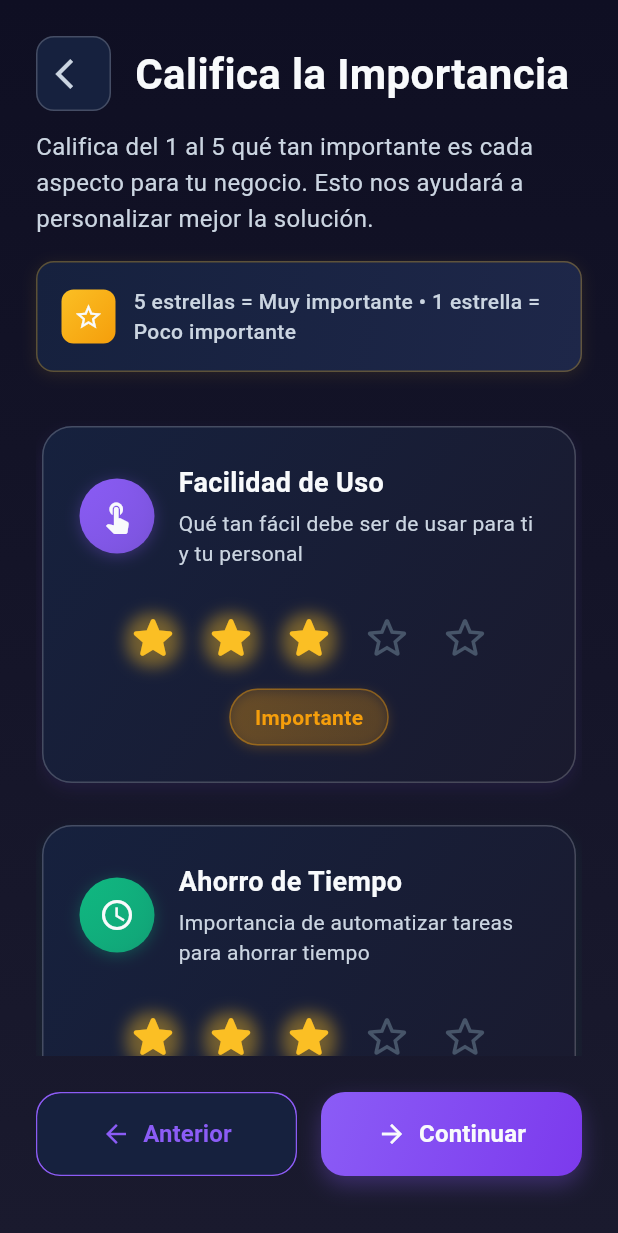
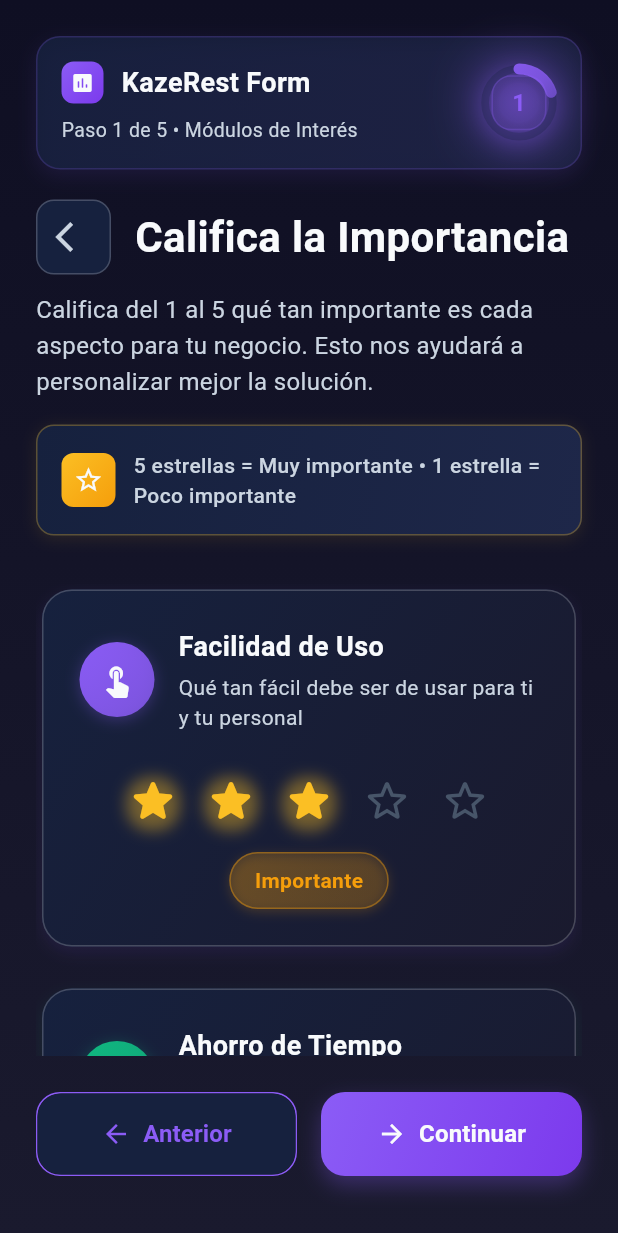
Before and after one commit to MarlonMorales232409/kazerest_form_flutter, a Flutter app: the CalificationsView screen opened directly, on a phone screen of 412 x 824 dp. Shown: the top 1233 px of the screen. Run offline on Flutter 3.47's test engine with Material 3 defaults, Android fonts, the phone set to English and light mode, and no system bars; drawn by our look-alikes of percent_indicator; our stand-ins replace cloud_firestore, firebase_core, freezed_annotation, get; accounts and stored records are empty; Roboto replaces fonts that are missing (System).

Commit message:
progress indicator looks cool in all screens

```diff
--- a/lib/view/questionnaire/califications_view.dart
+++ b/lib/view/questionnaire/califications_view.dart
@@ -4,6 +4,7 @@ import 'package:kazerest_form/controller/questionnaire_controller.dart';
 import 'package:kazerest_form/db_local/db_local.dart';
 import 'package:kazerest_form/view/widgets/custom_button.dart';
 import 'package:kazerest_form/config/dark_theme.dart';
+import 'package:kazerest_form/view/questionnaire/circular_progress_widget.dart';
 
 class CalificationsView extends StatelessWidget {
   final QuestionnaireController controller = Get.find<QuestionnaireController>();
@@ -44,6 +45,7 @@ class CalificationsView extends StatelessWidget {
       child: Column(
         crossAxisAlignment: CrossAxisAlignment.start,
         children: [
+          const MobileProgressHeader(),
           _buildHeader(),
           const SizedBox(height: 32),
           Expanded(
--- a/lib/view/questionnaire/categories_importance_view.dart
+++ b/lib/view/questionnaire/categories_importance_view.dart
@@ -4,6 +4,7 @@ import 'package:kazerest_form/controller/questionnaire_controller.dart';
 import 'package:kazerest_form/db_local/db_local.dart';
 import 'package:kazerest_form/view/widgets/custom_button.dart';
 import 'package:kazerest_form/config/dark_theme.dart';
+import 'package:kazerest_form/view/questionnaire/circular_progress_widget.dart';
 
 class CategoriesImportanceView extends StatelessWidget {
   final QuestionnaireController controller = Get.find<QuestionnaireController>();
@@ -44,6 +45,7 @@ class CategoriesImportanceView extends StatelessWidget {
       child: Column(
         crossAxisAlignment: CrossAxisAlignment.start,
         children: [
+          const MobileProgressHeader(),
           _buildHeader(),
           const SizedBox(height: 32),
           Expanded(
--- a/lib/view/questionnaire/circular_progress_widget.dart
+++ b/lib/view/questionnaire/circular_progress_widget.dart
@@ -355,8 +355,15 @@ class PositionedCircularProgress extends StatelessWidget {
 
     final isDesktop = screenWidth > 1024;
     final isTablet = screenWidth > 768 && screenWidth <= 1024;
+    final isMobile = screenWidth <= 768;
 
-    // Responsive sizing with safe area considerations
+    // On mobile, don't show the overlapping progress indicator
+    // Instead, we'll integrate it into the layout
+    if (isMobile) {
+      return const SizedBox.shrink();
+    }
+
+    // Responsive sizing with safe area considerations for tablet and desktop
     double size = 70.0;
     double topOffset = 20.0 + padding.top;
     double rightOffset = 20.0;
@@ -386,3 +393,152 @@ class PositionedCircularProgress extends StatelessWidget {
     );
   }
 }
+
+// New widget for integrated mobile progress
+class MobileProgressHeader extends StatelessWidget {
+  final bool showOnFinishScreen;
+
+  const MobileProgressHeader({
+    super.key,
+    this.showOnFinishScreen = false,
+  });
+
+  @override
+  Widget build(BuildContext context) {
+    final screenWidth = MediaQuery.of(context).size.width;
+    final isMobile = screenWidth <= 768;
+
+    // Only show on mobile devices
+    if (!isMobile) {
+      return const SizedBox.shrink();
+    }
+
+    return Container(
+      margin: const EdgeInsets.only(bottom: 20),
+      padding: const EdgeInsets.all(16),
+      decoration: BoxDecoration(
+        gradient: LinearGradient(
+          begin: Alignment.topLeft,
+          end: Alignment.bottomRight,
+          colors: [
+            DarkTheme.backgroundCard.withOpacity(0.8),
+            DarkTheme.backgroundCardElevated.withOpacity(0.6),
+          ],
+        ),
+        borderRadius: BorderRadius.circular(16),
+        border: Border.all(
+          color: DarkTheme.primaryPurple.withOpacity(0.2),
+          width: 1,
+        ),
+        boxShadow: [
+          BoxShadow(
+            color: DarkTheme.primaryPurple.withOpacity(0.1),
+            blurRadius: 10,
+            offset: const Offset(0, 4),
+          ),
+        ],
+      ),
+      child: Row(
+        children: [
+          // App title/step info
+          Expanded(
+            child: Column(
+              crossAxisAlignment: CrossAxisAlignment.start,
+              children: [
+                Row(
+                  children: [
+                    Container(
+                      padding: const EdgeInsets.all(6),
+                      decoration: BoxDecoration(
+                        gradient: DarkTheme.primaryGradient,
+                        borderRadius: BorderRadius.circular(8),
+                      ),
+                      child: const Icon(
+                        Icons.assessment_rounded,
+                        color: DarkTheme.textPrimary,
+                        size: 16,
+                      ),
+                    ),
+                    const SizedBox(width: 12),
+                    const Text(
+                      'KazeRest Form',
+                      style: TextStyle(
+                        fontSize: 18,
+                        fontWeight: FontWeight.bold,
+                        color: DarkTheme.textPrimary,
+                      ),
+                    ),
+                  ],
+                ),
+                if (!showOnFinishScreen) ...[
+                  const SizedBox(height: 8),
+                  _buildStepInfo(),
+                ] else ...[
+                  const SizedBox(height: 4),
+                  const Text(
+                    'Evaluación Completada',
+                    style: TextStyle(
+                      fontSize: 14,
+                      color: DarkTheme.accentGreen,
+                      fontWeight: FontWeight.w500,
+                    ),
+                  ),
+                ],
+              ],
+            ),
+          ),
+          const SizedBox(width: 16),
+          // Compact progress indicator
+          CircularProgressWidget(
+            size: 50,
+            showOnFinishScreen: showOnFinishScreen,
+          ),
+        ],
+      ),
+    );
+  }
+
+  Widget _buildStepInfo() {
+    if (!Get.isRegistered<QuestionnaireController>()) {
+      return const Text(
+        'Paso 1 de 5 • Evaluando producto',
+        style: TextStyle(
+          fontSize: 13,
+          color: DarkTheme.textSecondary,
+        ),
+      );
+    }
+
+    final controller = Get.find<QuestionnaireController>();
+
+    return Obx(() {
+      final currentStep = controller.currentStep.value;
+      String stepName = _getStepName(currentStep);
+
+      return Text(
+        'Paso ${currentStep + 1} de 5 • $stepName',
+        style: const TextStyle(
+          fontSize: 13,
+          color: DarkTheme.textSecondary,
+        ),
+      );
+    });
+  }
+
+  String _getStepName(int step) {
+    switch (step) {
+      case 0:
+        return 'Módulos de Interés';
+      case 1:
+        return 'Prioridad de Módulos';
+      case 2:
+        return 'Calificaciones';
+      case 3:
+        return 'Importancia de Categorías';
+      case 4:
+        return 'Datos del Usuario';
+      default:
+        return 'Evaluando producto';
+    }
+  }
+}
--- a/lib/view/questionnaire/finish_screen_view.dart
+++ b/lib/view/questionnaire/finish_screen_view.dart
@@ -47,6 +47,7 @@ class FinishScreenView extends StatelessWidget {
       padding: const EdgeInsets.all(24.0),
       child: Column(
         children: [
+          const MobileProgressHeader(showOnFinishScreen: true),
           Expanded(
             child: _buildContent(),
           ),
--- a/lib/view/questionnaire/interest_cards_view.dart
+++ b/lib/view/questionnaire/interest_cards_view.dart
@@ -5,6 +5,7 @@ import 'package:kazerest_form/controller/questionnaire_controller.dart';
 import 'package:kazerest_form/model/model.dart';
 import 'package:kazerest_form/db_local/db_local.dart';
 import 'package:kazerest_form/config/dark_theme.dart';
+import 'package:kazerest_form/view/questionnaire/circular_progress_widget.dart';
 
 class InterestCardsView extends StatelessWidget {
   final QuestionnaireController controller = Get.find<QuestionnaireController>();
@@ -45,6 +46,7 @@ class InterestCardsView extends StatelessWidget {
       child: Column(
         crossAxisAlignment: CrossAxisAlignment.start,
         children: [
+          const MobileProgressHeader(),
           _buildHeader(),
           const SizedBox(height: 32),
           Expanded(
--- a/lib/view/questionnaire/priority_ordering_view.dart
+++ b/lib/view/questionnaire/priority_ordering_view.dart
@@ -4,6 +4,7 @@ import 'package:kazerest_form/controller/questionnaire_controller.dart';
 import 'package:kazerest_form/model/model.dart';
 import 'package:kazerest_form/view/widgets/custom_button.dart';
 import 'package:kazerest_form/config/dark_theme.dart';
+import 'package:kazerest_form/view/questionnaire/circular_progress_widget.dart';
 
 class PriorityOrderingView extends StatelessWidget {
   final QuestionnaireController controller = Get.find<QuestionnaireController>();
@@ -44,6 +45,7 @@ class PriorityOrderingView extends StatelessWidget {
       child: Column(
         crossAxisAlignment: CrossAxisAlignment.start,
         children: [
+          const MobileProgressHeader(),
           _buildHeader(),
           const SizedBox(height: 32),
           Expanded(
--- a/lib/view/questionnaire/user_data_form_view.dart
+++ b/lib/view/questionnaire/user_data_form_view.dart
@@ -5,6 +5,7 @@ import 'package:kazerest_form/view/questionnaire/finish_screen_view.dart';
 import 'package:kazerest_form/view/widgets/custom_button.dart';
 import 'package:kazerest_form/config/firebase_service.dart';
 import 'package:kazerest_form/config/dark_theme.dart';
+import 'package:kazerest_form/view/questionnaire/circular_progress_widget.dart';
 
 class UserDataFormView extends StatefulWidget {
   const UserDataFormView({super.key});
@@ -51,6 +52,7 @@ class _UserDataFormViewState extends State<UserDataFormView> {
       child: Column(
         crossAxisAlignment: CrossAxisAlignment.start,
         children: [
+          const MobileProgressHeader(),
           _buildHeader(),
           const SizedBox(height: 32),
           Expanded(
--- a/lib/view/view.dart
+++ b/lib/view/view.dart
@@ -6,3 +6,4 @@ export 'questionnaire/califications_view.dart';
 export 'questionnaire/categories_importance_view.dart';
 export 'questionnaire/user_data_form_view.dart';
 export 'questionnaire/finish_screen_view.dart';
+export 'questionnaire/circular_progress_widget.dart';
```
